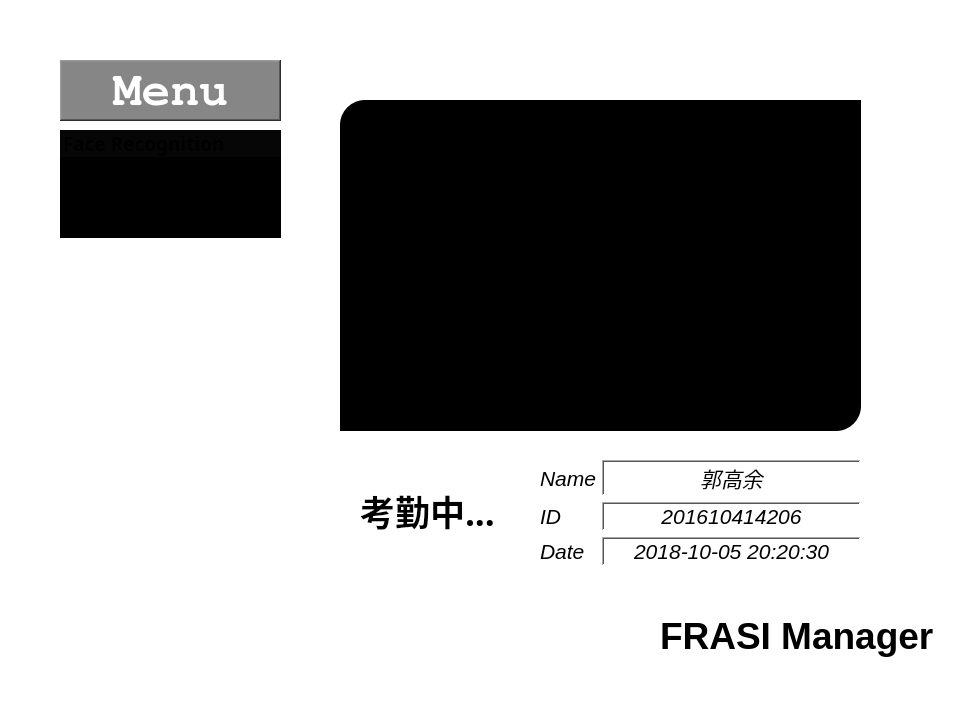
Old version of the form UI/index.ui in the repository ApplauseWow/FRASI_Manager.
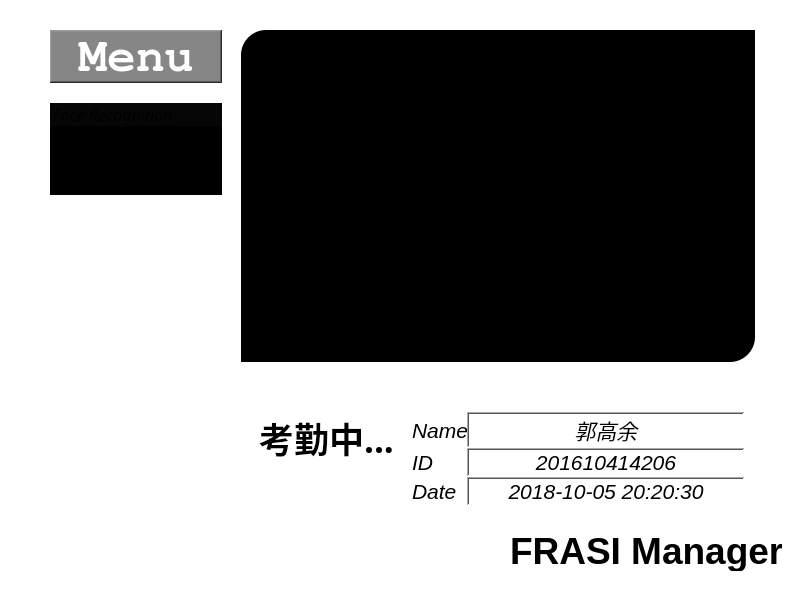
New version of the form.

Patch:
```diff
--- a/UI/index.ui
+++ b/UI/index.ui
@@ -6,10 +6,16 @@
    <rect>
     <x>0</x>
     <y>0</y>
-    <width>969</width>
-    <height>721</height>
+    <width>800</width>
+    <height>600</height>
    </rect>
   </property>
+  <property name="sizePolicy">
+   <sizepolicy hsizetype="Expanding" vsizetype="Expanding">
+    <horstretch>0</horstretch>
+    <verstretch>0</verstretch>
+   </sizepolicy>
+  </property>
   <property name="windowTitle">
    <string>FRASI Manager</string>
   </property>
@@ -20,15 +26,85 @@
    <string notr="true">background-color: rgb(255, 255, 255);</string>
   </property>
   <widget class="QWidget" name="centralwidget">
+   <widget class="QLabel" name="label_8">
+    <property name="geometry">
+     <rect>
+      <x>510</x>
+      <y>530</y>
+      <width>272</width>
+      <height>41</height>
+     </rect>
+    </property>
+    <property name="font">
+     <font>
+      <pointsize>28</pointsize>
+      <weight>75</weight>
+      <bold>true</bold>
+     </font>
+    </property>
+    <property name="text">
+     <string>FRASI Manager</string>
+    </property>
+   </widget>
+   <widget class="QWidget" name="gridLayoutWidget">
+    <property name="geometry">
+     <rect>
+      <x>50</x>
+      <y>30</y>
+      <width>705</width>
+      <height>531</height>
+     </rect>
+    </property>
+    <layout class="QGridLayout" name="gridLayout_2" columnstretch="1,3">
+     <property name="verticalSpacing">
+      <number>15</number>
+     </property>
+     <item row="0" column="0">
+      <layout class="QHBoxLayout" name="horizontalLayout">
+       <property name="spacing">
+        <number>20</number>
+       </property>
+       <property name="rightMargin">
+        <number>3</number>
+       </property>
+       <item>
+        <layout class="QVBoxLayout" name="verticalLayout">
+         <item>
+          <widget class="QLabel" name="label">
+           <property name="font">
+            <font>
+             <family>FreeMono</family>
+             <pointsize>36</pointsize>
+             <weight>75</weight>
+             <bold>true</bold>
+            </font>
+           </property>
+           <property name="styleSheet">
+            <string notr="true">color: rgb(255, 255, 255);
+background-color: rgb(134, 134, 134);</string>
+           </property>
+           <property name="frameShape">
+            <enum>QFrame::WinPanel</enum>
+           </property>
+           <property name="frameShadow">
+            <enum>QFrame::Raised</enum>
+           </property>
+           <property name="lineWidth">
+            <number>10</number>
+           </property>
+           <property name="midLineWidth">
+            <number>10</number>
+           </property>
+           <property name="text">
+            <string>Menu</string>
+           </property>
+           <property name="alignment">
+            <set>Qt::AlignCenter</set>
+           </property>
+          </widget>
+         </item>
+         <item>
    <widget class="QTreeWidget" name="menu">
-    <property name="geometry">
-     <rect>
-      <x>60</x>
-      <y>130</y>
-      <width>221</width>
-      <height>561</height>
-     </rect>
-    </property>
     <property name="autoFillBackground">
      <bool>true</bool>
     </property>
@@ -98,9 +174,10 @@
      <property name="font">
       <font>
        <family>Waree</family>
-       <pointsize>14</pointsize>
-       <weight>75</weight>
-       <bold>true</bold>
+              <pointsize>12</pointsize>
+              <weight>50</weight>
+              <italic>true</italic>
+              <bold>false</bold>
       </font>
      </property>
      <property name="background">
@@ -206,9 +283,10 @@
      <property name="font">
       <font>
        <family>Waree</family>
-       <pointsize>14</pointsize>
-       <weight>75</weight>
-       <bold>true</bold>
+              <pointsize>12</pointsize>
+              <weight>50</weight>
+              <italic>true</italic>
+              <bold>false</bold>
       </font>
      </property>
      <property name="background">
@@ -281,9 +359,10 @@
      <property name="font">
       <font>
        <family>Waree</family>
-       <pointsize>14</pointsize>
-       <weight>75</weight>
-       <bold>true</bold>
+              <pointsize>12</pointsize>
+              <weight>50</weight>
+              <italic>true</italic>
+              <bold>false</bold>
       </font>
      </property>
      <property name="background">
@@ -345,9 +424,10 @@
      <property name="font">
       <font>
        <family>Waree</family>
-       <pointsize>14</pointsize>
-       <weight>75</weight>
-       <bold>true</bold>
+              <pointsize>12</pointsize>
+              <weight>50</weight>
+              <italic>true</italic>
+              <bold>false</bold>
       </font>
      </property>
      <property name="background">
@@ -381,15 +461,20 @@
      </item>
     </item>
    </widget>
+         </item>
+        </layout>
+       </item>
+      </layout>
+     </item>
+     <item row="0" column="1">
+      <layout class="QHBoxLayout" name="horizontalLayout_2" stretch="0">
+       <property name="leftMargin">
+        <number>10</number>
+       </property>
+       <item>
+        <layout class="QVBoxLayout" name="verticalLayout_3" stretch="5,3">
+         <item>
    <widget class="QLabel" name="frame">
-    <property name="geometry">
-     <rect>
-      <x>340</x>
-      <y>100</y>
-      <width>521</width>
-      <height>331</height>
-     </rect>
-    </property>
     <property name="styleSheet">
      <string notr="true">background-color: black;border-top-left-radius : 25px;border-bottom-right-radius :25px;</string>
     </property>
@@ -408,56 +493,20 @@
     <property name="text">
      <string/>
     </property>
-   </widget>
-   <widget class="QLabel" name="label">
-    <property name="geometry">
-     <rect>
-      <x>60</x>
-      <y>60</y>
-      <width>221</width>
-      <height>61</height>
-     </rect>
-    </property>
-    <property name="font">
-     <font>
-      <family>FreeMono</family>
-      <pointsize>36</pointsize>
-      <weight>75</weight>
-      <bold>true</bold>
-     </font>
-    </property>
-    <property name="styleSheet">
-     <string notr="true">color: rgb(255, 255, 255);
-background-color: rgb(134, 134, 134);</string>
-    </property>
-    <property name="frameShape">
-     <enum>QFrame::WinPanel</enum>
-    </property>
-    <property name="frameShadow">
-     <enum>QFrame::Raised</enum>
-    </property>
-    <property name="lineWidth">
-     <number>10</number>
-    </property>
-    <property name="midLineWidth">
-     <number>10</number>
-    </property>
-    <property name="text">
-     <string>Menu</string>
-    </property>
-    <property name="alignment">
-     <set>Qt::AlignCenter</set>
-    </property>
-   </widget>
+           <property name="margin">
+            <number>0</number>
+           </property>
+          </widget>
+         </item>
+         <item>
+          <layout class="QHBoxLayout" name="horizontalLayout_3" stretch="2,4">
+           <property name="topMargin">
+            <number>50</number>
+           </property>
+           <item>
+            <layout class="QVBoxLayout" name="verticalLayout_4">
+             <item>
    <widget class="QLabel" name="status">
-    <property name="geometry">
-     <rect>
-      <x>360</x>
-      <y>450</y>
-      <width>141</width>
-      <height>121</height>
-     </rect>
-    </property>
     <property name="font">
      <font>
       <family>STIXVariants</family>
@@ -472,17 +521,18 @@
     <property name="text">
      <string>考勤中...</string>
     </property>
-   </widget>
-   <widget class="QWidget" name="formLayoutWidget">
-    <property name="geometry">
-     <rect>
-      <x>540</x>
-      <y>460</y>
-      <width>321</width>
-      <height>111</height>
-     </rect>
-    </property>
+               <property name="alignment">
+                <set>Qt::AlignHCenter|Qt::AlignTop</set>
+               </property>
+              </widget>
+             </item>
+            </layout>
+           </item>
+           <item>
     <layout class="QFormLayout" name="formLayout">
+             <property name="rightMargin">
+              <number>10</number>
+             </property>
      <item row="0" column="0">
       <widget class="QLabel" name="label_2">
        <property name="font">
@@ -589,27 +639,17 @@
       </widget>
      </item>
     </layout>
+           </item>
+          </layout>
+         </item>
+        </layout>
+       </item>
+      </layout>
+     </item>
+    </layout>
    </widget>
-   <widget class="QLabel" name="label_8">
-    <property name="geometry">
-     <rect>
-      <x>660</x>
-      <y>600</y>
-      <width>291</width>
-      <height>71</height>
-     </rect>
-    </property>
-    <property name="font">
-     <font>
-      <pointsize>28</pointsize>
-      <weight>75</weight>
-      <bold>true</bold>
-     </font>
-    </property>
-    <property name="text">
-     <string>FRASI Manager</string>
-    </property>
-   </widget>
+   <zorder>gridLayoutWidget</zorder>
+   <zorder>label_8</zorder>
   </widget>
   <widget class="QStatusBar" name="statusbar"/>
  </widget>
```
Left out of the diff: 100 changed lines with no effect on the pictures. Lines whose indentation alone changed are shown as unchanged.
